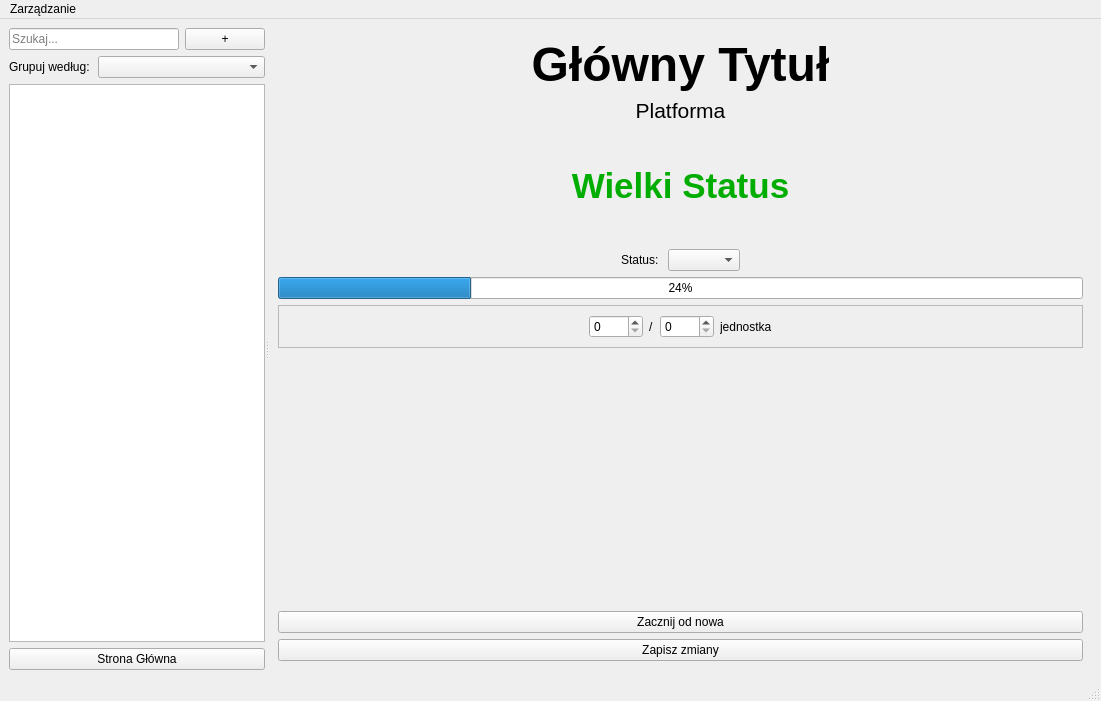
Qt form ui/mainwindow.ui (Janek2230/CML) before a commit.
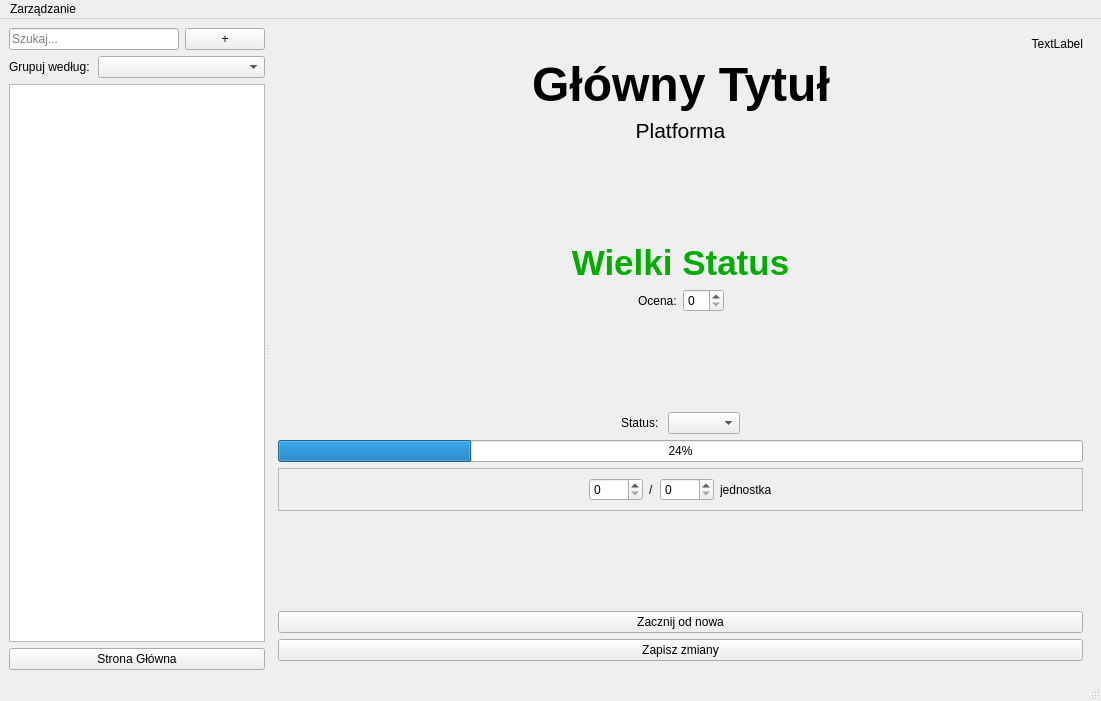
The same form after that commit. The open tabs and pages were chosen to show the change. Custom widgets are drawn as their Qt base class.

```diff
--- a/ui/mainwindow.ui
+++ b/ui/mainwindow.ui
@@ -21,7 +21,7 @@
   </property>
   <widget class="QWidget" name="centralwidget">
    <layout class="QGridLayout" name="gridLayout_3">
-    <item row="0" column="0">
+    <item row="0" column="1">
      <widget class="QSplitter" name="splitter">
       <property name="orientation">
        <enum>Qt::Orientation::Horizontal</enum>
@@ -142,7 +142,7 @@
         </layout>
        </widget>
        <widget class="QWidget" name="page_3">
-        <layout class="QGridLayout" name="gridLayout_4">
+        <layout class="QGridLayout" name="gridLayout_6">
          <item row="0" column="0">
           <layout class="QVBoxLayout" name="verticalLayout_3">
            <item>
@@ -424,10 +424,33 @@
        <widget class="QWidget" name="page_2">
         <layout class="QGridLayout" name="gridLayout_5">
          <item row="0" column="0">
-          <layout class="QVBoxLayout" name="verticalLayout_5">
-           <item>
             <layout class="QVBoxLayout" name="verticalLayout">
              <item>
+            <widget class="QLabel" name="lblDetaleDaty">
+             <property name="text">
+              <string>TextLabel</string>
+             </property>
+             <property name="alignment">
+              <set>Qt::AlignmentFlag::AlignRight|Qt::AlignmentFlag::AlignTop|Qt::AlignmentFlag::AlignTrailing</set>
+             </property>
+            </widget>
+           </item>
+           <item>
+            <layout class="QGridLayout" name="gridLayout_4">
+             <item row="1" column="2">
+              <spacer name="horizontalSpacer_21">
+               <property name="orientation">
+                <enum>Qt::Orientation::Horizontal</enum>
+               </property>
+               <property name="sizeHint" stdset="0">
+                <size>
+                 <width>40</width>
+                 <height>20</height>
+                </size>
+               </property>
+              </spacer>
+             </item>
+             <item row="1" column="1">
               <widget class="QLabel" name="lblDetaleTytul">
                <property name="font">
                 <font>
@@ -443,6 +466,21 @@
                </property>
               </widget>
              </item>
+             <item row="1" column="0">
+              <spacer name="horizontalSpacer_20">
+               <property name="orientation">
+                <enum>Qt::Orientation::Horizontal</enum>
+               </property>
+               <property name="sizeHint" stdset="0">
+                <size>
+                 <width>40</width>
+                 <height>20</height>
+                </size>
+               </property>
+              </spacer>
+             </item>
+            </layout>
+           </item>
              <item>
               <widget class="QLabel" name="labNazwaPlatformy">
                <property name="font">
@@ -486,6 +524,50 @@
                </property>
               </widget>
              </item>
+           <item>
+            <layout class="QHBoxLayout" name="horizontalLayout_13">
+             <item>
+              <spacer name="horizontalSpacer_18">
+               <property name="orientation">
+                <enum>Qt::Orientation::Horizontal</enum>
+               </property>
+               <property name="sizeHint" stdset="0">
+                <size>
+                 <width>40</width>
+                 <height>20</height>
+                </size>
+               </property>
+              </spacer>
+             </item>
+             <item>
+              <widget class="QLabel" name="label_4">
+               <property name="text">
+                <string>Ocena:</string>
+               </property>
+              </widget>
+             </item>
+             <item>
+              <widget class="QSpinBox" name="lblDetaleOcena">
+               <property name="maximum">
+                <number>10</number>
+               </property>
+              </widget>
+             </item>
+             <item>
+              <spacer name="horizontalSpacer_19">
+               <property name="orientation">
+                <enum>Qt::Orientation::Horizontal</enum>
+               </property>
+               <property name="sizeHint" stdset="0">
+                <size>
+                 <width>40</width>
+                 <height>20</height>
+                </size>
+               </property>
+              </spacer>
+             </item>
+            </layout>
+           </item>
              <item>
               <spacer name="verticalSpacer_3">
                <property name="orientation">
@@ -545,8 +627,6 @@
                 <number>24</number>
                </property>
               </widget>
-             </item>
-            </layout>
            </item>
            <item>
             <widget class="QFrame" name="frameKontrolkiPostepu">
```
Left out of the diff: 48 changed lines with no effect on the pictures. Lines whose indentation alone changed are shown as unchanged.
